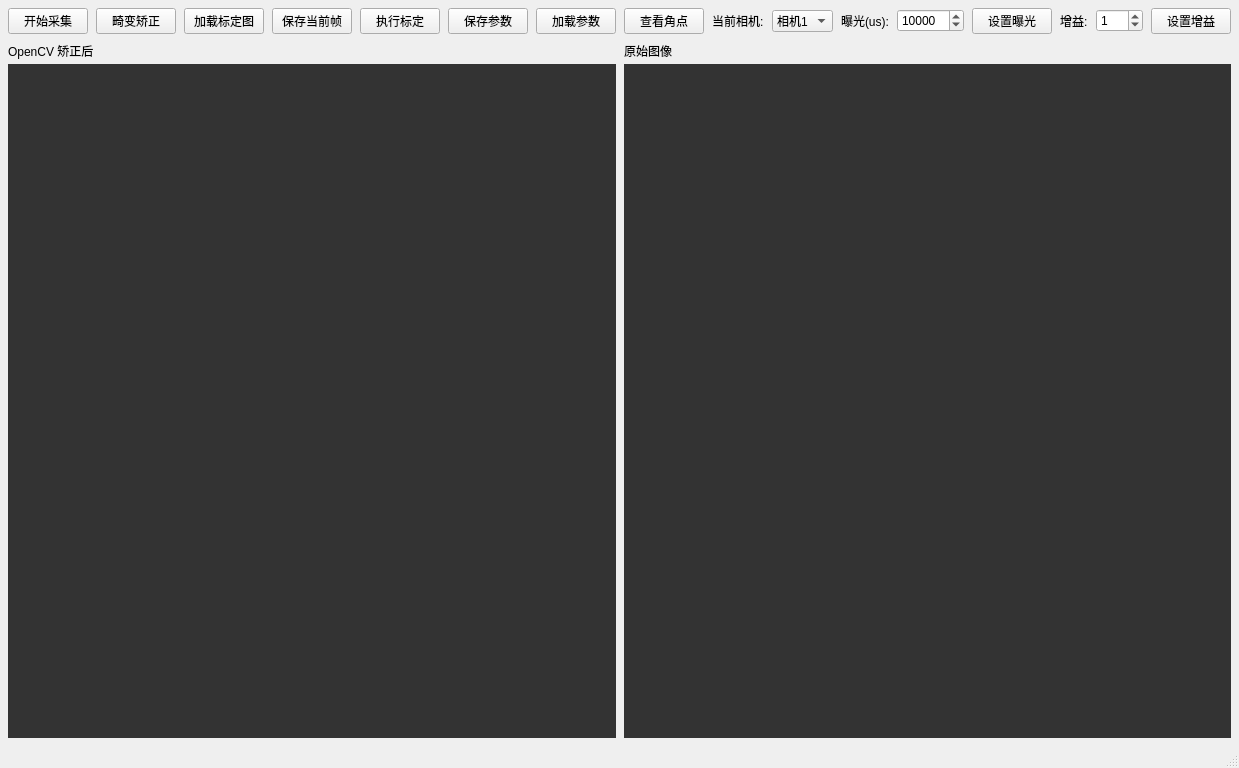
Above: PunchPressVision/infTool/CalibInfTool/tool/ToolCalibDistortion/ui/ToolCalibDistortionWindow.ui from WIND-ROAD-RUN/PunchPressVision before the change. Below: the same form after it.
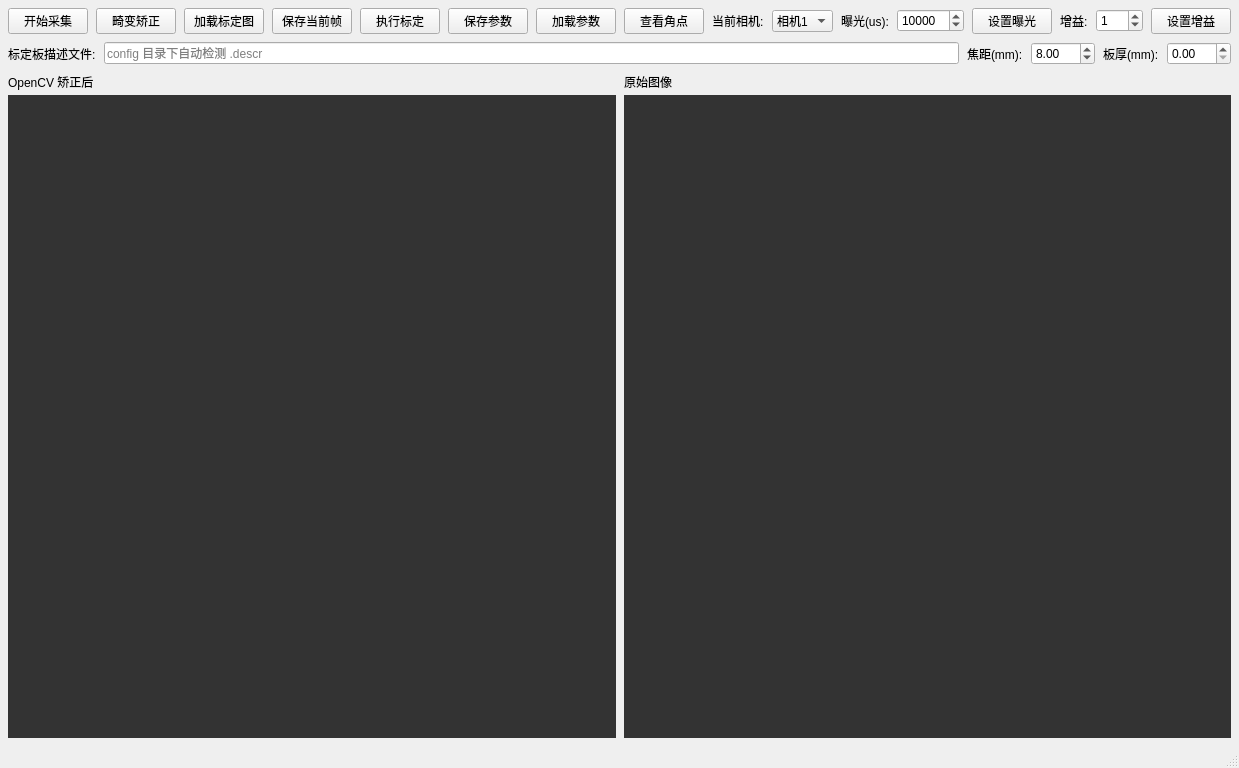
That is the form after the change.

Commit message:
切换标定与畸变矫正流程至 Halcon 实现
移除 OpenCV 标定相关代码，全面采用 Halcon 工具链。引入 CalibInfTool/CalibConfig，支持 Halcon 标定板描述文件自动检测、参数输入与保存。新增 DisplayView 实现高效 Halcon 图像显示，UI 支持标定参数输入与 XLD 预览。优化流程健壮性与用户提示，提升维护性。

```diff
--- a/PunchPressVision/infTool/CalibInfTool/tool/ToolCalibDistortion/ui/ToolCalibDistortionWindow.ui
+++ b/PunchPressVision/infTool/CalibInfTool/tool/ToolCalibDistortion/ui/ToolCalibDistortionWindow.ui
@@ -190,6 +190,82 @@
       </item>
      </layout>
     </item>
+    <item>
+     <layout class="QHBoxLayout" name="calibParamsLayout">
+      <property name="spacing">
+       <number>8</number>
+      </property>
+      <item>
+       <widget class="QLabel" name="labelBoardPath">
+        <property name="text">
+         <string>标定板描述文件:</string>
+        </property>
+       </widget>
+      </item>
+      <item>
+       <widget class="QLineEdit" name="calibBoardPathEdit">
+        <property name="readOnly">
+         <bool>true</bool>
+        </property>
+        <property name="placeholderText">
+         <string>config 目录下自动检测 .descr</string>
+        </property>
+       </widget>
+      </item>
+      <item>
+       <widget class="QLabel" name="labelFocalLength">
+        <property name="text">
+         <string>焦距(mm):</string>
+        </property>
+       </widget>
+      </item>
+      <item>
+       <widget class="QDoubleSpinBox" name="focalLengthSpin">
+        <property name="minimum">
+         <double>0.100000000000000</double>
+        </property>
+        <property name="maximum">
+         <double>100.000000000000000</double>
+        </property>
+        <property name="value">
+         <double>8.000000000000000</double>
+        </property>
+        <property name="singleStep">
+         <double>0.500000000000000</double>
+        </property>
+        <property name="decimals">
+         <number>2</number>
+        </property>
+       </widget>
+      </item>
+      <item>
+       <widget class="QLabel" name="labelPlateThickness">
+        <property name="text">
+         <string>板厚(mm):</string>
+        </property>
+       </widget>
+      </item>
+      <item>
+       <widget class="QDoubleSpinBox" name="plateThicknessSpin">
+        <property name="minimum">
+         <double>0.000000000000000</double>
+        </property>
+        <property name="maximum">
+         <double>100.000000000000000</double>
+        </property>
+        <property name="value">
+         <double>0.000000000000000</double>
+        </property>
+        <property name="singleStep">
+         <double>0.500000000000000</double>
+        </property>
+        <property name="decimals">
+         <number>2</number>
+        </property>
+       </widget>
+      </item>
+     </layout>
+    </item>
     <item>
      <layout class="QHBoxLayout" name="imageLayout">
       <property name="spacing">
@@ -208,7 +284,7 @@
          </widget>
         </item>
         <item>
-         <widget class="QLabel" name="undistortedView">
+         <widget class="QWidget" name="undistortedView" native="true">
           <property name="sizePolicy">
            <sizepolicy hsizetype="Expanding" vsizetype="Expanding">
             <horstretch>0</horstretch>
@@ -221,9 +297,6 @@
             <height>240</height>
            </size>
           </property>
-          <property name="alignment">
-           <set>Qt::AlignCenter</set>
-          </property>
           <property name="styleSheet">
            <string notr="true">background-color: #333;</string>
           </property>
@@ -244,7 +317,7 @@
          </widget>
         </item>
         <item>
-         <widget class="QLabel" name="originalView">
+         <widget class="QWidget" name="originalView" native="true">
           <property name="sizePolicy">
            <sizepolicy hsizetype="Expanding" vsizetype="Expanding">
             <horstretch>0</horstretch>
@@ -257,9 +330,6 @@
             <height>240</height>
            </size>
           </property>
-          <property name="alignment">
-           <set>Qt::AlignCenter</set>
-          </property>
           <property name="styleSheet">
            <string notr="true">background-color: #333;</string>
           </property>
```
The commit also changes 7 other files.
